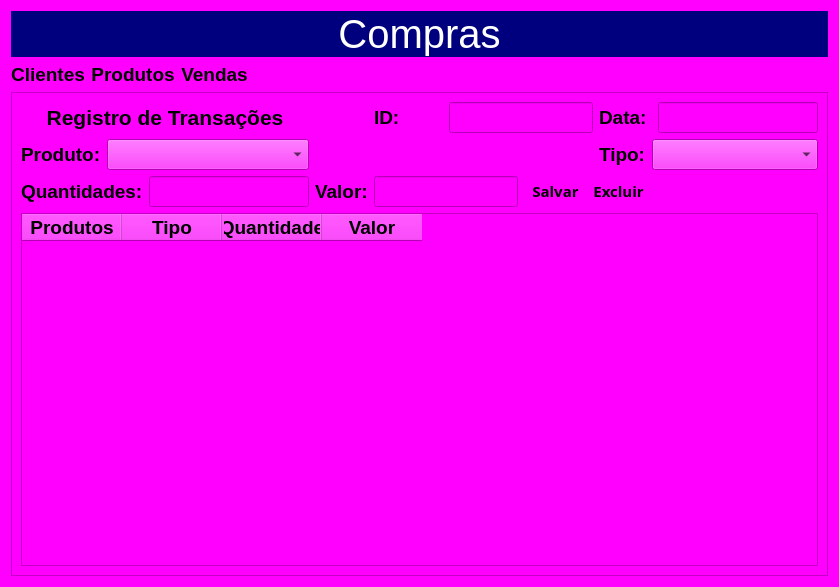
kadu13/PySide, file gui/Compras.ui: the form before one commit.
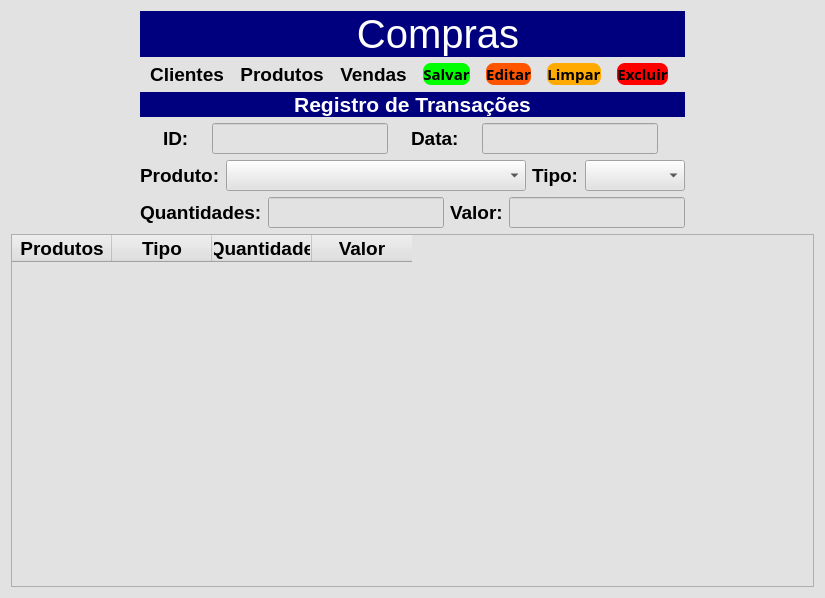
The form after the commit. Icons and pictures are not drawn.

The edit to the form file:
```diff
--- a/gui/Compras.ui
+++ b/gui/Compras.ui
@@ -6,19 +6,81 @@
    <rect>
     <x>0</x>
     <y>0</y>
-    <width>839</width>
-    <height>587</height>
+    <width>825</width>
+    <height>598</height>
    </rect>
   </property>
   <property name="windowTitle">
    <string>Dialog</string>
   </property>
   <property name="styleSheet">
-   <string notr="true">background-color: rgb(255, 0, 255);</string>
+   <string notr="true">background-color: rgb(226, 226, 226);</string>
   </property>
+  <layout class="QGridLayout" name="gridLayout_7">
+   <item row="0" column="0">
+    <layout class="QGridLayout" name="gridLayout_6">
+     <item row="0" column="0">
   <layout class="QGridLayout" name="gridLayout">
+       <property name="spacing">
+        <number>0</number>
+       </property>
    <item row="0" column="0">
+        <widget class="QPushButton" name="Btn_Voltar">
+         <property name="sizePolicy">
+          <sizepolicy hsizetype="Fixed" vsizetype="Preferred">
+           <horstretch>0</horstretch>
+           <verstretch>0</verstretch>
+          </sizepolicy>
+         </property>
+         <property name="font">
+          <font>
+           <pointsize>14</pointsize>
+           <weight>75</weight>
+           <bold>true</bold>
+          </font>
+         </property>
+         <property name="cursor">
+          <cursorShape>PointingHandCursor</cursorShape>
+         </property>
+         <property name="styleSheet">
+          <string notr="true">QPushButton{
+	background-color: rgb(0, 0, 127);
+   border-radius: 0px
+}
+
+QPushButton:hover{
+	background-color: rgb(206, 206, 206);
+  color:rgb(200,200,200)
+}
+
+QPushButton:pressed{
+  background-color:rgb(35,35,35);
+  color:rgb(200,200,200)
+}</string>
+         </property>
+         <property name="text">
+          <string/>
+         </property>
+         <property name="icon">
+          <iconset resource="icons.qrc">
+           <normaloff>:/image/imagens/voltar1.png</normaloff>:/image/imagens/voltar1.png</iconset>
+         </property>
+         <property name="iconSize">
+          <size>
+           <width>80</width>
+           <height>45</height>
+          </size>
+         </property>
+        </widget>
+       </item>
+       <item row="0" column="1">
     <widget class="QLabel" name="label">
+         <property name="sizePolicy">
+          <sizepolicy hsizetype="Preferred" vsizetype="Fixed">
+           <horstretch>0</horstretch>
+           <verstretch>0</verstretch>
+          </sizepolicy>
+         </property>
      <property name="font">
       <font>
        <pointsize>30</pointsize>
@@ -36,9 +98,11 @@
      </property>
     </widget>
    </item>
+      </layout>
+     </item>
    <item row="1" column="0">
-    <layout class="QHBoxLayout" name="horizontalLayout_2">
-     <item>
+      <layout class="QGridLayout" name="gridLayout_4">
+       <item row="0" column="0">
       <widget class="QPushButton" name="Btn_Clientes">
        <property name="sizePolicy">
         <sizepolicy hsizetype="Fixed" vsizetype="Fixed">
@@ -86,7 +150,7 @@
        </property>
       </widget>
      </item>
-     <item>
+       <item row="0" column="1">
       <widget class="QPushButton" name="Btn_Produtos">
        <property name="sizePolicy">
         <sizepolicy hsizetype="Fixed" vsizetype="Fixed">
@@ -134,7 +198,7 @@
        </property>
       </widget>
      </item>
-     <item>
+       <item row="0" column="2">
       <widget class="QPushButton" name="Btn_Vendas">
        <property name="sizePolicy">
         <sizepolicy hsizetype="Fixed" vsizetype="Fixed">
@@ -182,34 +246,216 @@
        </property>
       </widget>
      </item>
-     <item>
-      <spacer name="horizontalSpacer_2">
-       <property name="orientation">
-        <enum>Qt::Horizontal</enum>
-       </property>
-       <property name="sizeHint" stdset="0">
+       <item row="0" column="3">
+        <widget class="QPushButton" name="btn_Salvar">
+         <property name="sizePolicy">
+          <sizepolicy hsizetype="Fixed" vsizetype="Fixed">
+           <horstretch>0</horstretch>
+           <verstretch>0</verstretch>
+          </sizepolicy>
+         </property>
+         <property name="font">
+          <font>
+           <family>Segoe UI Black</family>
+           <pointsize>11</pointsize>
+           <weight>75</weight>
+           <bold>true</bold>
+          </font>
+         </property>
+         <property name="cursor">
+          <cursorShape>PointingHandCursor</cursorShape>
+         </property>
+         <property name="styleSheet">
+          <string notr="true">QPushButton{
+	background-color: rgb(0, 255, 0);
+   border-radius: 8px
+}
+
+QPushButton:hover{
+  background-color:rgb(50,50,50);
+  color:rgb(200,200,200)
+}
+
+QPushButton:pressed{
+  background-color:rgb(35,35,35);
+  color:rgb(200,200,200)
+}</string>
+         </property>
+         <property name="text">
+          <string>Salvar</string>
+         </property>
+         <property name="icon">
+          <iconset resource="icons.qrc">
+           <normaloff>:/image/imagens/guardar-dados.png</normaloff>:/image/imagens/guardar-dados.png</iconset>
+         </property>
+         <property name="iconSize">
         <size>
-         <width>40</width>
-         <height>20</height>
-        </size>
-       </property>
-      </spacer>
+           <width>45</width>
+           <height>45</height>
+          </size>
+         </property>
+        </widget>
+       </item>
+       <item row="0" column="4">
+        <widget class="QPushButton" name="btn_Editar">
+         <property name="sizePolicy">
+          <sizepolicy hsizetype="Fixed" vsizetype="Fixed">
+           <horstretch>0</horstretch>
+           <verstretch>0</verstretch>
+          </sizepolicy>
+         </property>
+         <property name="font">
+          <font>
+           <family>Segoe UI Black</family>
+           <pointsize>11</pointsize>
+           <weight>75</weight>
+           <bold>true</bold>
+          </font>
+         </property>
+         <property name="cursor">
+          <cursorShape>PointingHandCursor</cursorShape>
+         </property>
+         <property name="styleSheet">
+          <string notr="true">QPushButton{
+	background-color: rgb(255, 85, 0);
+   border-radius: 8px
+}
+
+QPushButton:hover{
+  background-color:rgb(50,50,50);
+  color:rgb(200,200,200)
+}
+
+QPushButton:pressed{
+  background-color:rgb(35,35,35);
+  color:rgb(200,200,200)
+}</string>
+         </property>
+         <property name="text">
+          <string>Editar</string>
+         </property>
+         <property name="icon">
+          <iconset resource="icons.qrc">
+           <normaloff>:/image/imagens/editar (1).png</normaloff>:/image/imagens/editar (1).png</iconset>
+         </property>
+         <property name="iconSize">
+          <size>
+           <width>45</width>
+           <height>45</height>
+          </size>
+         </property>
+        </widget>
+       </item>
+       <item row="0" column="5">
+        <widget class="QPushButton" name="btn_Limpar">
+         <property name="sizePolicy">
+          <sizepolicy hsizetype="Fixed" vsizetype="Fixed">
+           <horstretch>0</horstretch>
+           <verstretch>0</verstretch>
+          </sizepolicy>
+         </property>
+         <property name="font">
+          <font>
+           <family>Segoe UI Black</family>
+           <pointsize>11</pointsize>
+           <weight>75</weight>
+           <bold>true</bold>
+          </font>
+         </property>
+         <property name="cursor">
+          <cursorShape>PointingHandCursor</cursorShape>
+         </property>
+         <property name="styleSheet">
+          <string notr="true">QPushButton{
+	background-color: rgb(255, 170, 0);
+   border-radius: 8px
+}
+
+QPushButton:hover{
+  background-color:rgb(50,50,50);
+  color:rgb(200,200,200)
+}
+
+QPushButton:pressed{
+  background-color:rgb(35,35,35);
+  color:rgb(200,200,200)
+}</string>
+         </property>
+         <property name="text">
+          <string>Limpar</string>
+         </property>
+         <property name="icon">
+          <iconset resource="icons.qrc">
+           <normaloff>:/image/imagens/limpar-limpo (1).png</normaloff>:/image/imagens/limpar-limpo (1).png</iconset>
+         </property>
+         <property name="iconSize">
+          <size>
+           <width>45</width>
+           <height>45</height>
+          </size>
+         </property>
+        </widget>
+       </item>
+       <item row="0" column="6">
+        <widget class="QPushButton" name="btn_Excluir">
+         <property name="sizePolicy">
+          <sizepolicy hsizetype="Fixed" vsizetype="Fixed">
+           <horstretch>0</horstretch>
+           <verstretch>0</verstretch>
+          </sizepolicy>
+         </property>
+         <property name="font">
+          <font>
+           <family>Segoe UI Black</family>
+           <pointsize>11</pointsize>
+           <weight>75</weight>
+           <bold>true</bold>
+          </font>
+         </property>
+         <property name="cursor">
+          <cursorShape>PointingHandCursor</cursorShape>
+         </property>
+         <property name="styleSheet">
+          <string notr="true">QPushButton{
+	background-color: rgb(255, 0, 0);
+   border-radius: 8px
+}
+
+QPushButton:hover{
+  background-color:rgb(50,50,50);
+  color:rgb(200,200,200)
+}
+
+QPushButton:pressed{
+  background-color:rgb(35,35,35);
+  color:rgb(200,200,200)
+}</string>
+         </property>
+         <property name="text">
+          <string>Excluir</string>
+         </property>
+         <property name="icon">
+          <iconset resource="icons.qrc">
+           <normaloff>:/image/imagens/excluir-arquivo.png</normaloff>:/image/imagens/excluir-arquivo.png</iconset>
+         </property>
+         <property name="iconSize">
+          <size>
+           <width>45</width>
+           <height>45</height>
+          </size>
+         </property>
+        </widget>
      </item>
     </layout>
    </item>
    <item row="2" column="0">
-    <widget class="QFrame" name="frame_2">
-     <property name="frameShape">
-      <enum>QFrame::StyledPanel</enum>
-     </property>
-     <property name="frameShadow">
-      <enum>QFrame::Plain</enum>
-     </property>
-     <layout class="QGridLayout" name="gridLayout_3">
-      <item row="0" column="0">
-       <layout class="QGridLayout" name="gridLayout_2">
-        <item row="0" column="0" colspan="3">
          <widget class="QLabel" name="label_3">
+       <property name="sizePolicy">
+        <sizepolicy hsizetype="Preferred" vsizetype="Fixed">
+         <horstretch>0</horstretch>
+         <verstretch>0</verstretch>
+        </sizepolicy>
+       </property>
           <property name="font">
            <font>
             <pointsize>16</pointsize>
@@ -217,6 +463,10 @@
             <bold>true</bold>
            </font>
           </property>
+       <property name="styleSheet">
+        <string notr="true">color: rgb(255, 255, 255);
+background-color: rgb(0, 0, 127);</string>
+       </property>
           <property name="text">
            <string>Registro de Transações</string>
           </property>
@@ -225,8 +475,19 @@
           </property>
          </widget>
         </item>
-        <item row="0" column="4">
+     <item row="3" column="0">
+      <layout class="QGridLayout" name="gridLayout_2">
+       <property name="spacing">
+        <number>0</number>
+       </property>
+       <item row="0" column="1">
          <widget class="QLabel" name="label_8">
+         <property name="sizePolicy">
+          <sizepolicy hsizetype="Fixed" vsizetype="Fixed">
+           <horstretch>0</horstretch>
+           <verstretch>0</verstretch>
+          </sizepolicy>
+         </property>
           <property name="font">
            <font>
             <pointsize>14</pointsize>
@@ -239,17 +500,14 @@
           </property>
          </widget>
         </item>
-        <item row="0" column="5" colspan="2">
-         <widget class="QLineEdit" name="L_Id">
-          <property name="font">
-           <font>
-            <pointsize>14</pointsize>
-           </font>
-          </property>
-         </widget>
-        </item>
-        <item row="0" column="7" colspan="2">
+       <item row="0" column="4">
          <widget class="QLabel" name="label_9">
+         <property name="sizePolicy">
+          <sizepolicy hsizetype="Fixed" vsizetype="Fixed">
+           <horstretch>0</horstretch>
+           <verstretch>0</verstretch>
+          </sizepolicy>
+         </property>
           <property name="font">
            <font>
             <pointsize>14</pointsize>
@@ -262,8 +520,14 @@
           </property>
          </widget>
         </item>
-        <item row="0" column="9">
+       <item row="0" column="5">
          <widget class="QLineEdit" name="L_Data">
+         <property name="sizePolicy">
+          <sizepolicy hsizetype="Fixed" vsizetype="Fixed">
+           <horstretch>0</horstretch>
+           <verstretch>0</verstretch>
+          </sizepolicy>
+         </property>
           <property name="font">
            <font>
             <pointsize>14</pointsize>
@@ -271,8 +535,33 @@
           </property>
          </widget>
         </item>
-        <item row="1" column="0">
+       <item row="0" column="3">
+        <widget class="QLineEdit" name="L_Id">
+         <property name="sizePolicy">
+          <sizepolicy hsizetype="Fixed" vsizetype="Fixed">
+           <horstretch>0</horstretch>
+           <verstretch>0</verstretch>
+          </sizepolicy>
+         </property>
+         <property name="font">
+          <font>
+           <pointsize>14</pointsize>
+          </font>
+         </property>
+        </widget>
+       </item>
+      </layout>
+     </item>
+     <item row="4" column="0">
+      <layout class="QGridLayout" name="gridLayout_3">
+       <item row="0" column="0">
          <widget class="QLabel" name="label_4">
+         <property name="sizePolicy">
+          <sizepolicy hsizetype="Fixed" vsizetype="Fixed">
+           <horstretch>0</horstretch>
+           <verstretch>0</verstretch>
+          </sizepolicy>
+         </property>
           <property name="font">
            <font>
             <pointsize>14</pointsize>
@@ -285,8 +574,14 @@
           </property>
          </widget>
         </item>
-        <item row="1" column="1" colspan="2">
+       <item row="0" column="1">
          <widget class="QComboBox" name="Cbb_Produto">
+         <property name="sizePolicy">
+          <sizepolicy hsizetype="Minimum" vsizetype="Fixed">
+           <horstretch>0</horstretch>
+           <verstretch>0</verstretch>
+          </sizepolicy>
+         </property>
           <property name="font">
            <font>
             <pointsize>14</pointsize>
@@ -294,8 +589,14 @@
           </property>
          </widget>
         </item>
-        <item row="1" column="7">
+       <item row="0" column="2">
          <widget class="QLabel" name="label_6">
+         <property name="sizePolicy">
+          <sizepolicy hsizetype="Fixed" vsizetype="Fixed">
+           <horstretch>0</horstretch>
+           <verstretch>0</verstretch>
+          </sizepolicy>
+         </property>
           <property name="font">
            <font>
             <pointsize>14</pointsize>
@@ -308,8 +609,14 @@
           </property>
          </widget>
         </item>
-        <item row="1" column="8" colspan="2">
+       <item row="0" column="3">
          <widget class="QComboBox" name="Cbb_Tipo">
+         <property name="sizePolicy">
+          <sizepolicy hsizetype="Fixed" vsizetype="Fixed">
+           <horstretch>0</horstretch>
+           <verstretch>0</verstretch>
+          </sizepolicy>
+         </property>
           <property name="font">
            <font>
             <pointsize>14</pointsize>
@@ -317,8 +624,18 @@
           </property>
          </widget>
         </item>
-        <item row="2" column="0" colspan="2">
+      </layout>
+     </item>
+     <item row="5" column="0">
+      <layout class="QGridLayout" name="gridLayout_5">
+       <item row="0" column="0">
          <widget class="QLabel" name="label_5">
+         <property name="sizePolicy">
+          <sizepolicy hsizetype="Fixed" vsizetype="Fixed">
+           <horstretch>0</horstretch>
+           <verstretch>0</verstretch>
+          </sizepolicy>
+         </property>
           <property name="font">
            <font>
             <pointsize>14</pointsize>
@@ -331,8 +648,14 @@
           </property>
          </widget>
         </item>
-        <item row="2" column="2">
+       <item row="0" column="1">
          <widget class="QLineEdit" name="L_Quantidade">
+         <property name="sizePolicy">
+          <sizepolicy hsizetype="Fixed" vsizetype="Fixed">
+           <horstretch>0</horstretch>
+           <verstretch>0</verstretch>
+          </sizepolicy>
+         </property>
           <property name="font">
            <font>
             <pointsize>14</pointsize>
@@ -340,8 +663,14 @@
           </property>
          </widget>
         </item>
-        <item row="2" column="3">
+       <item row="0" column="2">
          <widget class="QLabel" name="label_7">
+         <property name="sizePolicy">
+          <sizepolicy hsizetype="Fixed" vsizetype="Fixed">
+           <horstretch>0</horstretch>
+           <verstretch>0</verstretch>
+          </sizepolicy>
+         </property>
           <property name="font">
            <font>
             <pointsize>14</pointsize>
@@ -354,112 +683,18 @@
           </property>
          </widget>
         </item>
-        <item row="2" column="4" colspan="2">
+       <item row="0" column="3">
          <widget class="QLineEdit" name="L_Valor">
+         <property name="sizePolicy">
+          <sizepolicy hsizetype="Fixed" vsizetype="Fixed">
+           <horstretch>0</horstretch>
+           <verstretch>0</verstretch>
+          </sizepolicy>
+         </property>
           <property name="font">
            <font>
             <pointsize>14</pointsize>
            </font>
-          </property>
-         </widget>
-        </item>
-        <item row="2" column="6" colspan="3">
-         <layout class="QHBoxLayout" name="horizontalLayout">
-          <item>
-           <widget class="QPushButton" name="btn_Salvar">
-            <property name="sizePolicy">
-             <sizepolicy hsizetype="Fixed" vsizetype="Fixed">
-              <horstretch>0</horstretch>
-              <verstretch>0</verstretch>
-             </sizepolicy>
-            </property>
-            <property name="font">
-             <font>
-              <family>Segoe UI Black</family>
-              <pointsize>11</pointsize>
-              <weight>75</weight>
-              <bold>true</bold>
-             </font>
-            </property>
-            <property name="cursor">
-             <cursorShape>PointingHandCursor</cursorShape>
-            </property>
-            <property name="styleSheet">
-             <string notr="true">QPushButton{
-   border-radius: 8px
-}
-
-QPushButton:hover{
-  background-color:rgb(50,50,50);
-  color:rgb(200,200,200)
-}
-
-QPushButton:pressed{
-  background-color:rgb(35,35,35);
-  color:rgb(200,200,200)
-}</string>
-            </property>
-            <property name="text">
-             <string>Salvar</string>
-            </property>
-            <property name="icon">
-             <iconset resource="icons.qrc">
-              <normaloff>:/image/imagens/Save.32.png</normaloff>:/image/imagens/Save.32.png</iconset>
-            </property>
-            <property name="iconSize">
-             <size>
-              <width>45</width>
-              <height>45</height>
-             </size>
-            </property>
-           </widget>
-          </item>
-          <item>
-           <widget class="QPushButton" name="btn_Excluir">
-            <property name="sizePolicy">
-             <sizepolicy hsizetype="Fixed" vsizetype="Fixed">
-              <horstretch>0</horstretch>
-              <verstretch>0</verstretch>
-             </sizepolicy>
-            </property>
-            <property name="font">
-             <font>
-              <family>Segoe UI Black</family>
-              <pointsize>11</pointsize>
-              <weight>75</weight>
-              <bold>true</bold>
-             </font>
-            </property>
-            <property name="cursor">
-             <cursorShape>PointingHandCursor</cursorShape>
-            </property>
-            <property name="styleSheet">
-             <string notr="true">QPushButton{
-   border-radius: 8px
-}
-
-QPushButton:hover{
-  background-color:rgb(50,50,50);
-  color:rgb(200,200,200)
-}
-
-QPushButton:pressed{
-  background-color:rgb(35,35,35);
-  color:rgb(200,200,200)
-}</string>
-            </property>
-            <property name="text">
-             <string>Excluir</string>
-            </property>
-            <property name="icon">
-             <iconset resource="icons.qrc">
-              <normaloff>:/image/imagens/Delete.png</normaloff>:/image/imagens/Delete.png</iconset>
-            </property>
-            <property name="iconSize">
-             <size>
-              <width>45</width>
-              <height>45</height>
-             </size>
             </property>
            </widget>
           </item>
@@ -522,9 +757,6 @@
           </font>
          </property>
         </column>
-       </widget>
-      </item>
-     </layout>
     </widget>
    </item>
   </layout>
```
Left out of the diff: 12 changed lines with no effect on the pictures. Lines whose indentation alone changed are shown as unchanged.
